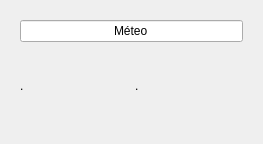
Gnoumy/RaspMeteo, file localStationCS/formtemperature.ui: the form before one commit.
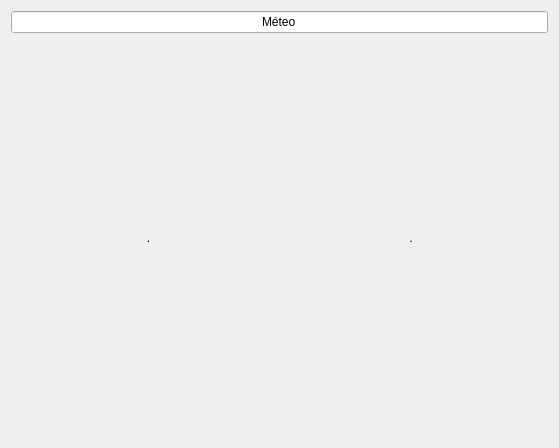
The form after the commit.

Diff of the .ui file:
```diff
--- a/localStationCS/formtemperature.ui
+++ b/localStationCS/formtemperature.ui
@@ -6,8 +6,8 @@
    <rect>
     <x>0</x>
     <y>0</y>
-    <width>263</width>
-    <height>144</height>
+    <width>559</width>
+    <height>448</height>
    </rect>
   </property>
   <property name="windowTitle">
@@ -19,8 +19,18 @@
   <property name="styleSheet">
    <string notr="true"/>
   </property>
-  <layout class="QGridLayout" name="gridLayout_3">
+  <layout class="QGridLayout" name="gridLayout">
    <item row="0" column="0">
+    <widget class="QLineEdit" name="lineEdit_header">
+     <property name="text">
+      <string>Méteo</string>
+     </property>
+     <property name="alignment">
+      <set>Qt::AlignCenter</set>
+     </property>
+    </widget>
+   </item>
+   <item row="1" column="0">
     <widget class="QStackedWidget" name="stackedWidget">
      <property name="currentIndex">
       <number>1</number>
@@ -28,22 +38,6 @@
      <widget class="QWidget" name="page">
       <layout class="QGridLayout" name="gridLayout_2">
        <item row="0" column="0">
-        <layout class="QVBoxLayout" name="verticalLayout">
-         <item>
-          <layout class="QHBoxLayout" name="horizontalLayout">
-           <item>
-            <widget class="QLineEdit" name="lineEdit_header">
-             <property name="text">
-              <string>Météo</string>
-             </property>
-             <property name="alignment">
-              <set>Qt::AlignCenter</set>
-             </property>
-            </widget>
-           </item>
-          </layout>
-         </item>
-         <item>
           <widget class="QTableWidget" name="tableWidget_temp">
            <property name="layoutDirection">
             <enum>Qt::LeftToRight</enum>
@@ -54,34 +48,19 @@
           </widget>
          </item>
         </layout>
-       </item>
-      </layout>
      </widget>
      <widget class="QWidget" name="page_2">
-      <layout class="QGridLayout" name="gridLayout">
-       <item row="0" column="0">
-        <layout class="QVBoxLayout" name="verticalLayout_2">
+      <layout class="QVBoxLayout" name="verticalLayout">
          <item>
-          <layout class="QHBoxLayout" name="horizontalLayout_4">
-           <item>
-            <widget class="QLineEdit" name="lineEdit_header2">
-             <property name="text">
-              <string>Méteo</string>
-             </property>
-             <property name="alignment">
-              <set>Qt::AlignCenter</set>
-             </property>
-            </widget>
-           </item>
-          </layout>
-         </item>
-         <item>
-          <layout class="QHBoxLayout" name="horizontalLayout_5">
+        <layout class="QHBoxLayout" name="horizontalLayout">
            <item>
             <widget class="QLabel" name="label_temp">
              <property name="text">
               <string>.</string>
              </property>
+           <property name="alignment">
+            <set>Qt::AlignCenter</set>
+           </property>
             </widget>
            </item>
            <item>
@@ -89,9 +68,10 @@
              <property name="text">
               <string>.</string>
              </property>
-            </widget>
-           </item>
-          </layout>
+           <property name="alignment">
+            <set>Qt::AlignCenter</set>
+           </property>
+          </widget>
          </item>
         </layout>
        </item>
```
Lines whose indentation alone changed are shown as unchanged.
